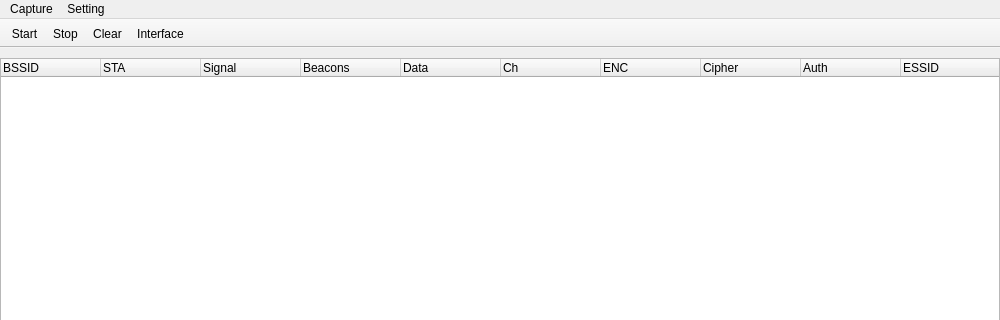
First picture: the form in dot11_analyzer/mainwindow.ui, repository ZoRuri/bob_wireless_task, before the edit; both pictures show x 0 to 1000 and y 0 to 320 of the 1000 by 740 pixel window.
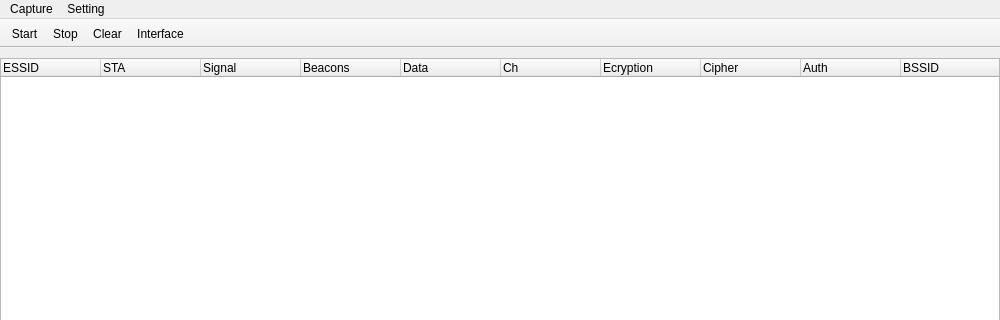
Second picture: the form after the edit.

```diff
--- a/dot11_analyzer/mainwindow.ui
+++ b/dot11_analyzer/mainwindow.ui
@@ -25,7 +25,7 @@
     </property>
     <column>
      <property name="text">
-      <string>BSSID</string>
+      <string>ESSID</string>
      </property>
     </column>
     <column>
@@ -55,7 +55,7 @@
     </column>
     <column>
      <property name="text">
-      <string>ENC</string>
+      <string>Ecryption</string>
      </property>
     </column>
     <column>
@@ -70,7 +70,7 @@
     </column>
     <column>
      <property name="text">
-      <string>ESSID</string>
+      <string>BSSID</string>
      </property>
     </column>
    </widget>
```
Left out of the diff: 2 changed lines with no effect on the pictures.
